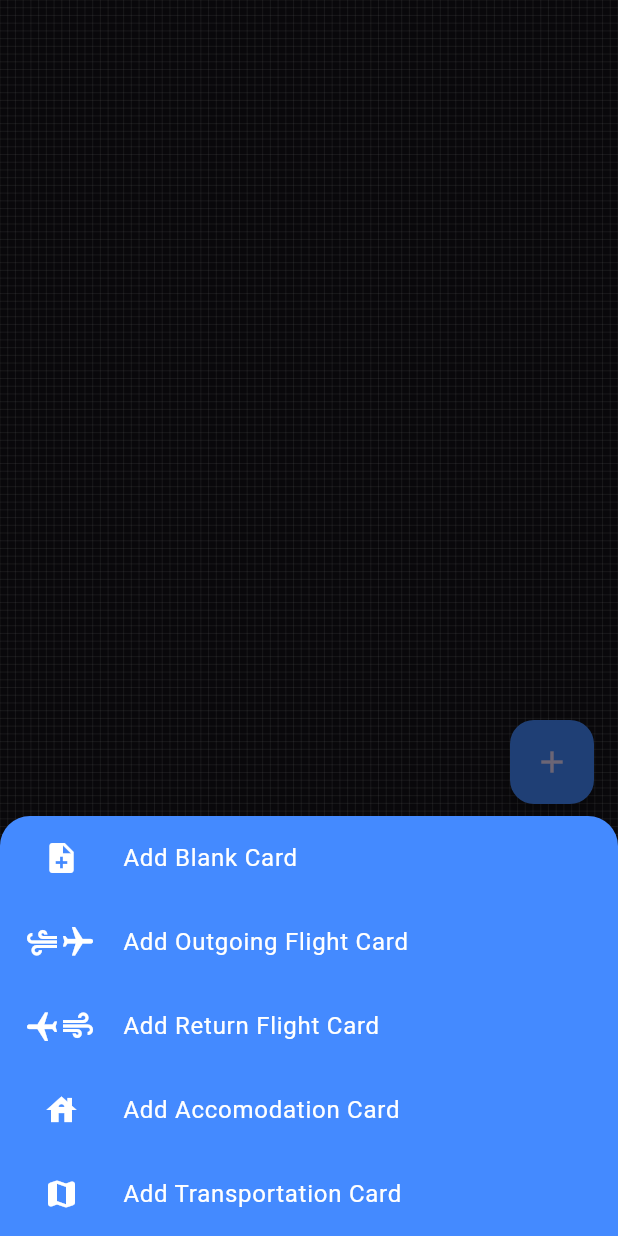
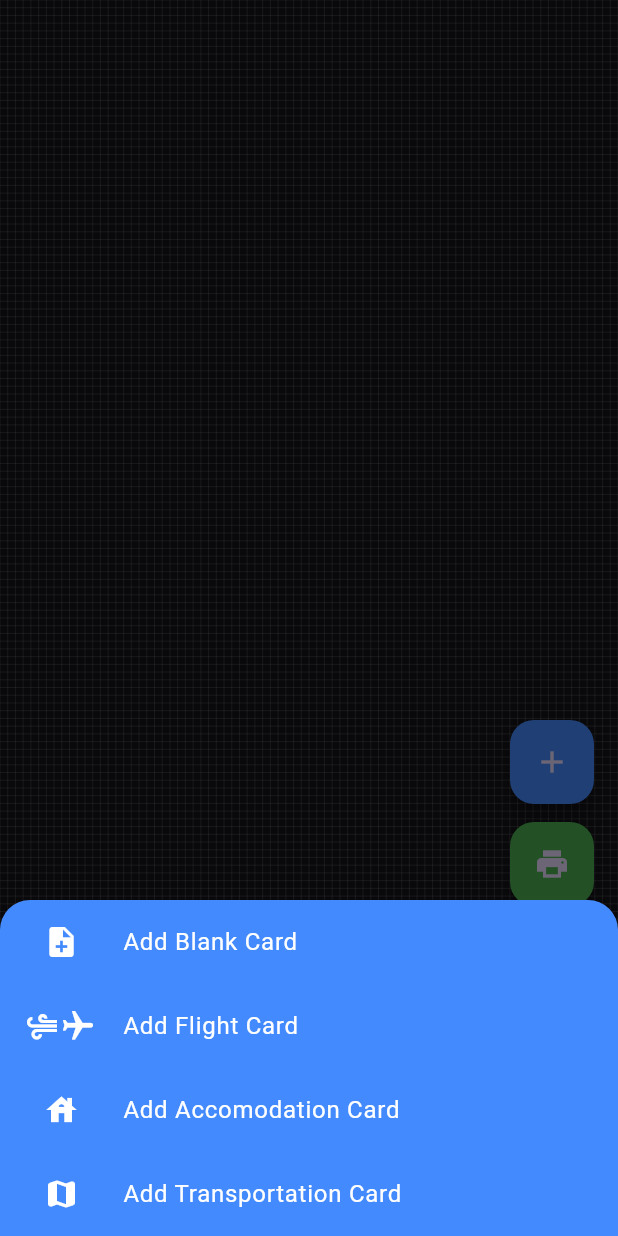
Before and after one commit to Smeetsv10/travel-planner-project, a Flutter app: the screen it shows after launch, after a tap on the "add" icon, on a phone screen of 412 x 824 dp. Run offline on Flutter 3.47's test engine with Material 3 defaults, Android fonts, the phone set to English and light mode, and no system bars; our stand-ins replace file_picker, geocoding, google_maps_flutter, shared_preferences; missing offline and left inert: desktop_drop, pasteboard.

Commit message:
style changes, removed outGoing flight, only flightCard

```diff
--- a/lib/classes/card_list_provider.dart
+++ b/lib/classes/card_list_provider.dart
@@ -179,8 +179,7 @@
   Widget buildCardFromProvider(CardProvider cardProvider) {
     final card = switch (cardProvider.cardType) {
       CardType.blank => CustomCard(cardProvider: cardProvider),
-      CardType.outFlight ||
-      CardType.returnFlight => FlightCard(cardProvider: cardProvider),
+      CardType.flight => FlightCard(cardProvider: cardProvider),
       CardType.accommodation => AccommodationCard(cardProvider: cardProvider),
       CardType.transportation => TransportationCard(cardProvider: cardProvider),
     };
--- a/lib/classes/card_provider.dart
+++ b/lib/classes/card_provider.dart
@@ -2,7 +2,7 @@
 import 'package:travel_scheduler/classes/functions.dart';
 import 'package:uuid/uuid.dart';
 
-enum CardType { blank, outFlight, returnFlight, accommodation, transportation }
+enum CardType { blank, flight, accommodation, transportation }
 
 class CardProvider extends ChangeNotifier {
   final String id;
@@ -62,10 +62,8 @@
     switch (type) {
       case CardType.blank:
         return blankIcon();
-      case CardType.outFlight:
-        return outgoingFlightIcon();
-      case CardType.returnFlight:
-        return returnFlightIcon();
+      case CardType.flight:
+        return flightIcon();
       case CardType.accommodation:
         return accomodationIcon();
       case CardType.transportation:
@@ -77,10 +75,8 @@
     switch (type) {
       case CardType.blank:
         return 'Blank card';
-      case CardType.outFlight:
-        return 'Outgoing Flight';
-      case CardType.returnFlight:
-        return 'Return Flight';
+      case CardType.flight:
+        return 'Flight';
       case CardType.accommodation:
         return 'Accomodation';
       case CardType.transportation:
@@ -92,10 +88,8 @@
     switch (type) {
       case CardType.blank:
         return const Color.fromRGBO(96, 125, 139, 0.9); // Keep existing
-      case CardType.outFlight:
+      case CardType.flight:
         return const Color.fromRGBO(33, 150, 243, 0.9); // Bright Blue
-      case CardType.returnFlight:
-        return const Color.fromRGBO(63, 81, 181, 0.9); // Indigo Blue
       case CardType.accommodation:
         return const Color.fromARGB(230, 221, 70, 24); // Red-Orange
       case CardType.transportation:
@@ -121,8 +115,6 @@
     GlobalKey? toNodeKey,
     bool? isInteractive,
   }) {
-    print(this.transportIconIndex);
-
     return CardProvider(
       id: id ?? this.id,
       cardType: cardType ?? this.cardType,
--- a/lib/classes/connection_provider.dart
+++ b/lib/classes/connection_provider.dart
@@ -2,24 +2,29 @@
 import 'package:travel_scheduler/classes/card_provider.dart';
 
 class ConnectionProvider extends ChangeNotifier {
-  String? id;
+  final String? id;
   final GlobalKey? fromNodeKey;
   final GlobalKey? toNodeKey;
   final CardProvider fromProvider;
   final CardProvider targetProvider;
   Color? color;
+  late final bool isValid;
 
   ConnectionProvider({
-    final String? id,
-    final Color? color,
-    final GlobalKey? fromNodeKey,
-    final GlobalKey? toNodeKey,
+    String? id,
+    Color? color,
+    GlobalKey? fromNodeKey,
+    GlobalKey? toNodeKey,
     required this.fromProvider,
     required this.targetProvider,
   }) : id = id ?? '${fromProvider.id}_${targetProvider.id}',
-       color = color ?? Colors.white,
        fromNodeKey = fromNodeKey ?? fromProvider.fromNodeKey,
-       toNodeKey = toNodeKey ?? targetProvider.toNodeKey;
+       toNodeKey = toNodeKey ?? targetProvider.toNodeKey {
+    isValid = fromProvider.departureDatetime.isBefore(
+      targetProvider.arrivalDatetime,
+    );
+    this.color = color ?? (isValid ? Colors.white : Colors.red);
+  }
 
   Map<String, dynamic> toJson() => {
     'fromProviderId': fromProvider.id,
--- a/lib/classes/functions.dart
+++ b/lib/classes/functions.dart
@@ -20,6 +20,10 @@
 
 Widget blankIcon() {
   return const Icon(Icons.note_add, color: Colors.white);
+}
+
+Widget flightIcon() {
+  return const Icon(Icons.flight, color: Colors.white);
 }
 
 Widget outgoingFlightIcon() {
--- a/lib/widgets/homepage_floatingactionbuttons.dart
+++ b/lib/widgets/homepage_floatingactionbuttons.dart
@@ -100,19 +100,12 @@
                 ListTile(
                   leading: SizedBox(width: 50, child: outgoingFlightIcon()),
                   title: const Text(
-                    'Add Outgoing Flight Card',
+                    'Add Flight Card',
                     style: TextStyle(color: Colors.white),
                   ),
-                  onTap: () => Navigator.pop(context, CardType.outFlight),
+                  onTap: () => Navigator.pop(context, CardType.flight),
                 ),
-                ListTile(
-                  leading: SizedBox(width: 50, child: returnFlightIcon()),
-                  title: const Text(
-                    'Add Return Flight Card',
-                    style: TextStyle(color: Colors.white),
-                  ),
-                  onTap: () => Navigator.pop(context, CardType.returnFlight),
-                ),
+
                 ListTile(
                   leading: SizedBox(width: 50, child: accomodationIcon()),
                   title: const Text(
```
Also changed, not shown: lib/widgets/CustomCards/customcard.dart (+21 -5 lines), web_entrypoint.dart (added).
